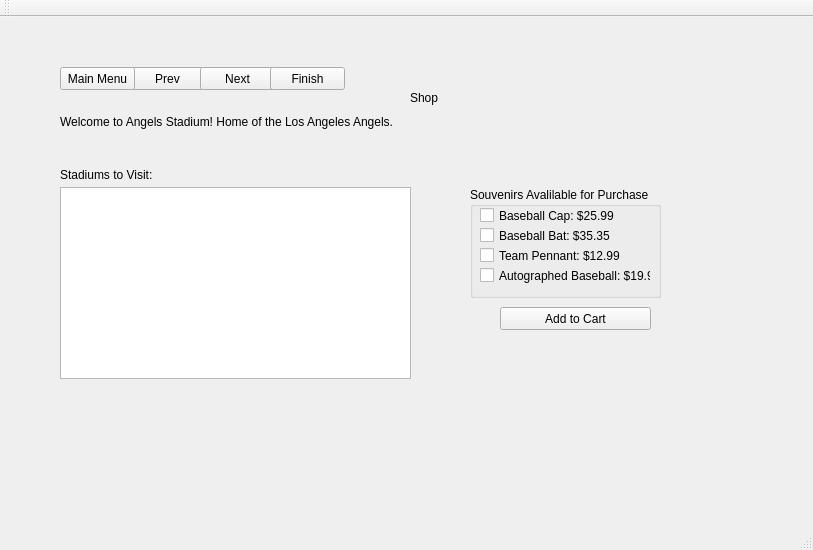
Above: cs1dproject/mainwindow.ui from AustinVaday/CS1D-Class-Project-2 before the change. Below: the same form after it.
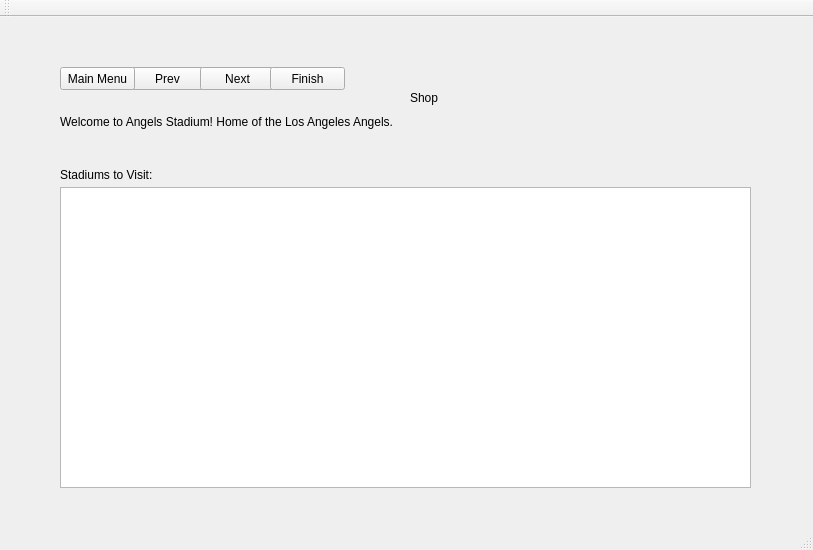
That is the form after the change. The open tabs and pages were chosen to show the change.

```diff
--- a/cs1dproject/mainwindow.ui
+++ b/cs1dproject/mainwindow.ui
@@ -1233,71 +1233,6 @@
        <string>Finish</string>
       </property>
      </widget>
-     <widget class="QGroupBox" name="groupBox_souvenirs">
-      <property name="geometry">
-       <rect>
-        <x>420</x>
-        <y>140</y>
-        <width>191</width>
-        <height>111</height>
-       </rect>
-      </property>
-      <property name="title">
-       <string>Souvenirs Avalilable for Purchase</string>
-      </property>
-      <widget class="QCheckBox" name="checkBox">
-       <property name="geometry">
-        <rect>
-         <x>10</x>
-         <y>20</y>
-         <width>151</width>
-         <height>17</height>
-        </rect>
-       </property>
-       <property name="text">
-        <string>Baseball Cap: $25.99</string>
-       </property>
-      </widget>
-      <widget class="QCheckBox" name="checkBox_2">
-       <property name="geometry">
-        <rect>
-         <x>10</x>
-         <y>40</y>
-         <width>151</width>
-         <height>17</height>
-        </rect>
-       </property>
-       <property name="text">
-        <string>Baseball Bat: $35.35</string>
-       </property>
-      </widget>
-      <widget class="QCheckBox" name="checkBox_3">
-       <property name="geometry">
-        <rect>
-         <x>10</x>
-         <y>60</y>
-         <width>151</width>
-         <height>17</height>
-        </rect>
-       </property>
-       <property name="text">
-        <string>Team Pennant: $12.99</string>
-       </property>
-      </widget>
-      <widget class="QCheckBox" name="checkBox_4">
-       <property name="geometry">
-        <rect>
-         <x>10</x>
-         <y>80</y>
-         <width>171</width>
-         <height>17</height>
-        </rect>
-       </property>
-       <property name="text">
-        <string>Autographed Baseball: $19.99</string>
-       </property>
-      </widget>
-     </widget>
      <widget class="QLabel" name="label_welcomeMessage">
       <property name="geometry">
        <rect>
@@ -1311,19 +1246,6 @@
        <string>&lt;html&gt;&lt;head/&gt;&lt;body&gt;&lt;p&gt;Welcome to Angels Stadium! Home of the Los Angeles Angels.&lt;/p&gt;&lt;/body&gt;&lt;/html&gt;</string>
       </property>
      </widget>
-     <widget class="QPushButton" name="button_addToCart">
-      <property name="geometry">
-       <rect>
-        <x>450</x>
-        <y>260</y>
-        <width>151</width>
-        <height>23</height>
-       </rect>
-      </property>
-      <property name="text">
-       <string>Add to Cart</string>
-      </property>
-     </widget>
      <widget class="QLabel" name="label">
       <property name="geometry">
        <rect>
@@ -1342,8 +1264,8 @@
        <rect>
         <x>10</x>
         <y>140</y>
-        <width>351</width>
-        <height>192</height>
+        <width>691</width>
+        <height>301</height>
        </rect>
       </property>
      </widget>
```
Left out of the diff: 4 changed lines with no effect on the pictures.
